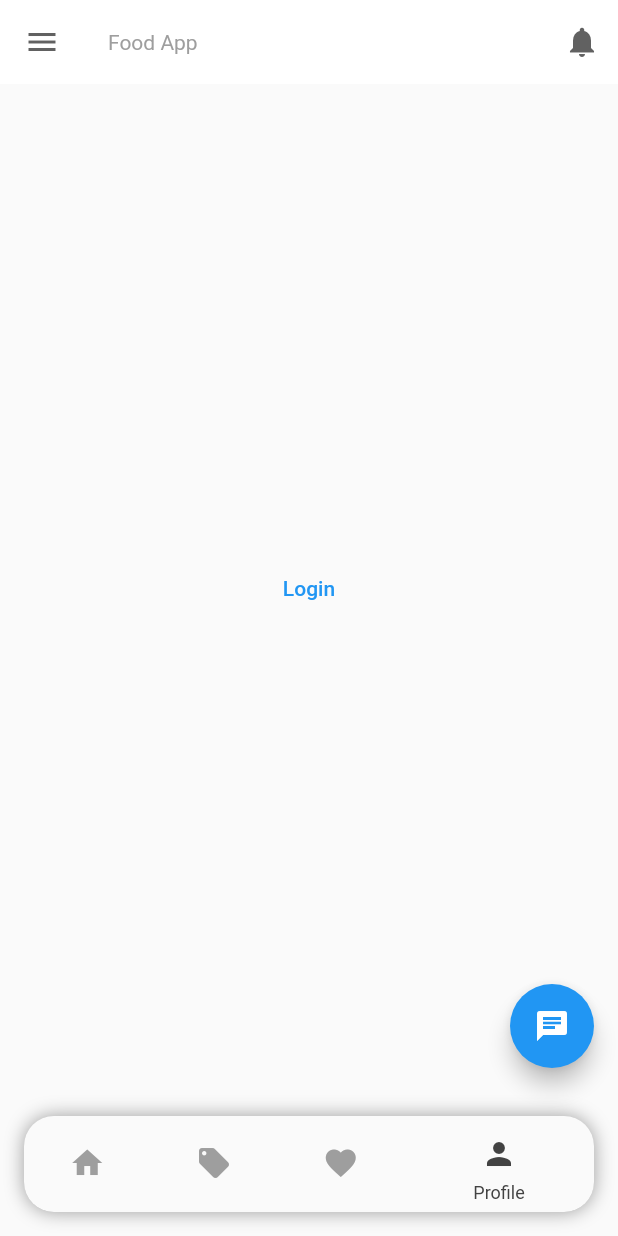
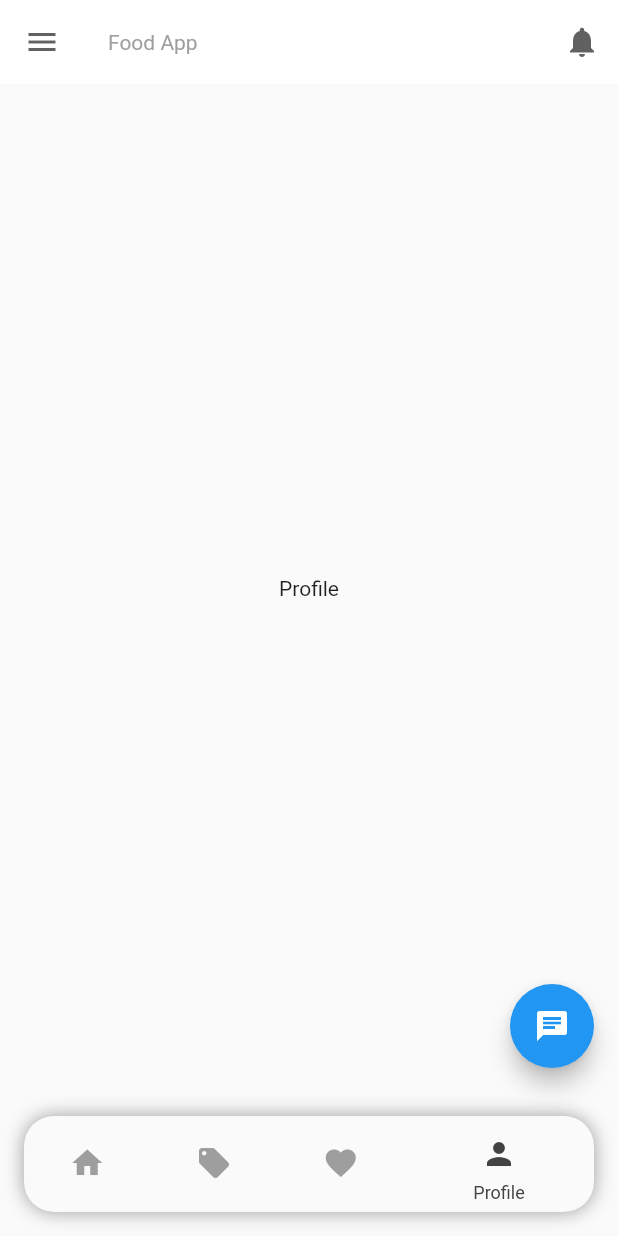
Before and after one commit to NabinRai4017/FoodApp, a Flutter app: the screen it shows after launch, item 4 of the bottom bar chosen, on a phone screen of 412 x 824 dp. Run offline on Flutter 3.47's test engine with Material 2 defaults, Android fonts, the phone set to English and light mode, and no system bars; our stand-ins replace flutter_redux, flutter_secure_storage, redux; missing offline and left inert: redux_logging.

```diff
--- a/lib/component/screen/home_screen.dart
+++ b/lib/component/screen/home_screen.dart
@@ -16,6 +16,12 @@ class HomeScreen extends StatefulWidget {
 
 class _HomeScreenState extends State<HomeScreen> {
   int _selectedIndex = 0;
+  final List<Widget> _pages = [
+    const PopularScreen(),
+    const OfferScreen(),
+    const FavouriteScreen(),
+    const ProfileScreen()
+  ];
 
   void _onItemTapped(int index) {
     setState(() {
@@ -30,27 +36,12 @@ class _HomeScreenState extends State<HomeScreen> {
   Widget build(BuildContext context) {
     return Scaffold(
       appBar: const MainAppBar(title: "Food App"),
-      body: const ProfileScreen(),
-      floatingActionButton: FloatingActionButton(
-        onPressed: () {},
-        tooltip: 'Help?',
-        child: const Icon(Icons.chat),
+      body: IndexedStack(
+        index: _selectedIndex,
+        children: _pages,
       ),
       bottomNavigationBar:
           BottomNavBar(onTapped: _onItemTapped, selectedIndex: _selectedIndex),
     );
   }
-
-  Widget buildScreen(int index) {
-    switch (index) {
-      case 1:
-        return const OfferScreen();
-      case 2:
-        return const FavouriteScreen();
-      case 3:
-        return const ProfileScreen();
-      default:
-        return const PopularScreen();
-    }
-  }
 }
--- a/lib/component/screen/profile_screen.dart
+++ b/lib/component/screen/profile_screen.dart
@@ -18,12 +18,14 @@ class _ProfileScreenState extends State<ProfileScreen> {
     return StoreConnector<AppState, _ViewModel>(
         converter: _ViewModel.fromStore,
         builder: (BuildContext context, _ViewModel vm) {
-          return Center(
-            child: TextButton(
-              onPressed: () {
-                vm.onPressedCallback();
-              },
-              child: const Text("Login"),
+          return Scaffold(
+            floatingActionButton: FloatingActionButton(
+              onPressed: () {},
+              tooltip: 'Help?',
+              child: const Icon(Icons.chat),
+            ),
+            body: const Center(
+              child: Text('Profile'),
             ),
           );
         });
--- a/pubspec.yaml
+++ b/pubspec.yaml
@@ -38,6 +38,7 @@ dependencies:
   flutter_redux: ^0.10.0
   redux_logging: ^0.5.0
   http: ^0.13.5
+  flutter_secure_storage: ^8.0.0
 
 dev_dependencies:
   flutter_test:
```
Also changed, not shown: lib/service/storage_service.dart (added, +37 -0 lines), pubspec.lock, 11 other files.
